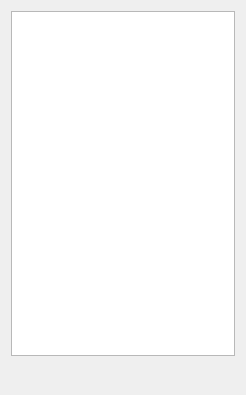
chenzhoucn/Qt-Calculator, file qt-calculator/historydialog.ui: the form before one commit.
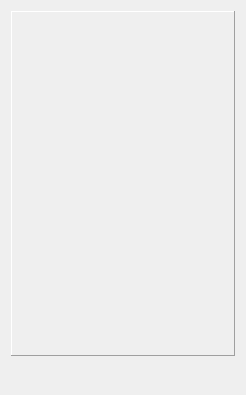
The form after the commit. Icons and pictures are not drawn. Custom widgets are drawn as their Qt base class.

```diff
--- a/qt-calculator/historydialog.ui
+++ b/qt-calculator/historydialog.ui
@@ -13,9 +13,52 @@
   <property name="windowTitle">
    <string>Dialog</string>
   </property>
-  <layout class="QVBoxLayout" name="verticalLayout">
+  <layout class="QVBoxLayout" name="verticalLayout_2">
    <item>
-    <widget class="MyHistoryListWidget" name="listWidget"/>
+    <widget class="HistoryScrollArea" name="scrollArea">
+     <property name="frameShape">
+      <enum>QFrame::Panel</enum>
+     </property>
+     <property name="frameShadow">
+      <enum>QFrame::Raised</enum>
+     </property>
+     <property name="verticalScrollBarPolicy">
+      <enum>Qt::ScrollBarAsNeeded</enum>
+     </property>
+     <property name="sizeAdjustPolicy">
+      <enum>QAbstractScrollArea::AdjustIgnored</enum>
+     </property>
+     <property name="widgetResizable">
+      <bool>true</bool>
+     </property>
+     <widget class="QWidget" name="scrollAreaWidgetContents">
+      <property name="geometry">
+       <rect>
+        <x>0</x>
+        <y>0</y>
+        <width>226</width>
+        <height>343</height>
+       </rect>
+      </property>
+      <layout class="QVBoxLayout" name="verticalLayout">
+       <property name="spacing">
+        <number>0</number>
+       </property>
+       <property name="leftMargin">
+        <number>0</number>
+       </property>
+       <property name="topMargin">
+        <number>0</number>
+       </property>
+       <property name="rightMargin">
+        <number>0</number>
+       </property>
+       <property name="bottomMargin">
+        <number>0</number>
+       </property>
+      </layout>
+     </widget>
+    </widget>
    </item>
    <item>
     <layout class="QHBoxLayout" name="horizontalLayout">
@@ -52,9 +95,10 @@
  </widget>
  <customwidgets>
   <customwidget>
-   <class>MyHistoryListWidget</class>
-   <extends>QListWidget</extends>
-   <header location="global">myhistorylistwidget.h</header>
+   <class>HistoryScrollArea</class>
+   <extends>QScrollArea</extends>
+   <header location="global">historyscrollarea.h</header>
+   <container>1</container>
   </customwidget>
  </customwidgets>
  <resources>
```
